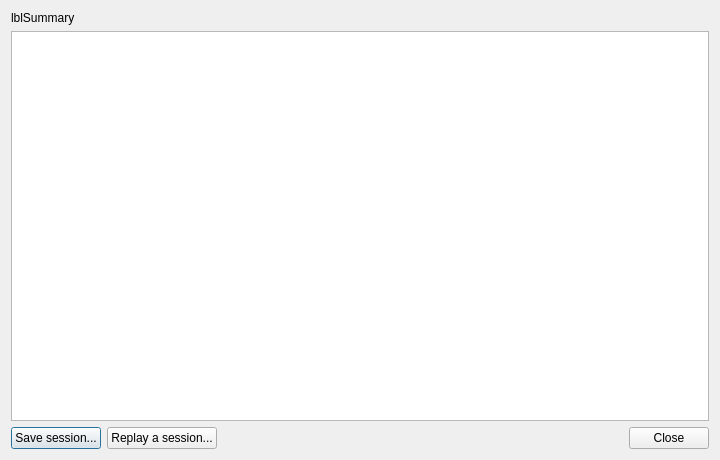
This is pastrocore/gui_pyside/dialog_session.ui in Torward1024/pAstroCORE as Qt 5 draws it before an edit. The edited form follows.
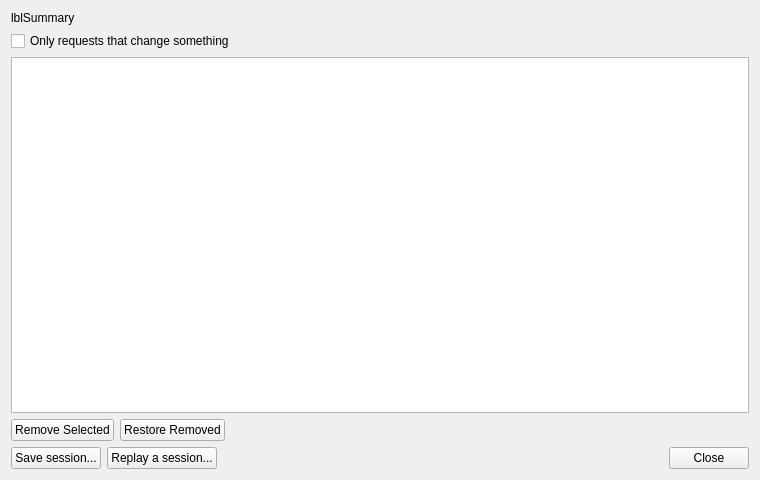
This is the edited form. Icons and pictures are not drawn.

Commit message:
17.09.2026 -- S1: a session cut down to what changed something.
Tools -> Session hides the requests that only read when asked, leaves selected
rows out, brings them back, and saves what is shown. The journal keeps
everything: what the window asked is what a bug report needs. A replay does
not ask questions again, and says how many it left out.

```diff
--- a/pastrocore/gui_pyside/dialog_session.ui
+++ b/pastrocore/gui_pyside/dialog_session.ui
@@ -6,8 +6,8 @@
    <rect>
     <x>0</x>
     <y>0</y>
-    <width>720</width>
-    <height>460</height>
+    <width>760</width>
+    <height>480</height>
    </rect>
   </property>
   <property name="minimumSize">
@@ -34,6 +34,16 @@
      </property>
     </widget>
    </item>
+   <item>
+    <widget class="QCheckBox" name="checkBoxChangesOnly">
+     <property name="toolTip">
+      <string>Hide the requests that only read -- inspecting, drawing, summarising. Everything is still recorded; this only changes what is shown and saved</string>
+     </property>
+     <property name="text">
+      <string>Only requests that change something</string>
+     </property>
+    </widget>
+   </item>
    <item>
     <widget class="QTableWidget" name="tableRequests">
      <property name="alternatingRowColors">
@@ -47,6 +57,49 @@
      </attribute>
     </widget>
    </item>
+   <item>
+    <layout class="QHBoxLayout" name="editLayout">
+     <item>
+      <widget class="QPushButton" name="pushButtonRemove">
+       <property name="toolTip">
+        <string>Leave the selected requests out of the session you save. The journal keeps them</string>
+       </property>
+       <property name="text">
+        <string>Remove Selected</string>
+       </property>
+       <property name="autoDefault">
+        <bool>false</bool>
+       </property>
+      </widget>
+     </item>
+     <item>
+      <widget class="QPushButton" name="pushButtonRestore">
+       <property name="toolTip">
+        <string>Bring back every request removed from this list</string>
+       </property>
+       <property name="text">
+        <string>Restore Removed</string>
+       </property>
+       <property name="autoDefault">
+        <bool>false</bool>
+       </property>
+      </widget>
+     </item>
+     <item>
+      <spacer name="editSpacer">
+       <property name="orientation">
+        <enum>Qt::Orientation::Horizontal</enum>
+       </property>
+       <property name="sizeHint" stdset="0">
+        <size>
+         <width>40</width>
+         <height>20</height>
+        </size>
+       </property>
+      </spacer>
+     </item>
+    </layout>
+   </item>
    <item>
     <layout class="QHBoxLayout" name="horizontalLayout">
      <item>
@@ -57,6 +110,9 @@
        <property name="text">
         <string>Save session...</string>
        </property>
+       <property name="autoDefault">
+        <bool>false</bool>
+       </property>
       </widget>
      </item>
      <item>
@@ -67,6 +123,9 @@
        <property name="text">
         <string>Replay a session...</string>
        </property>
+       <property name="autoDefault">
+        <bool>false</bool>
+       </property>
       </widget>
      </item>
      <item>
@@ -87,6 +146,9 @@
        <property name="text">
         <string>Close</string>
        </property>
+       <property name="autoDefault">
+        <bool>false</bool>
+       </property>
       </widget>
      </item>
     </layout>
```
Left out of the diff: 9 changed lines with no effect on the pictures. The commit also changes 29 other files.
